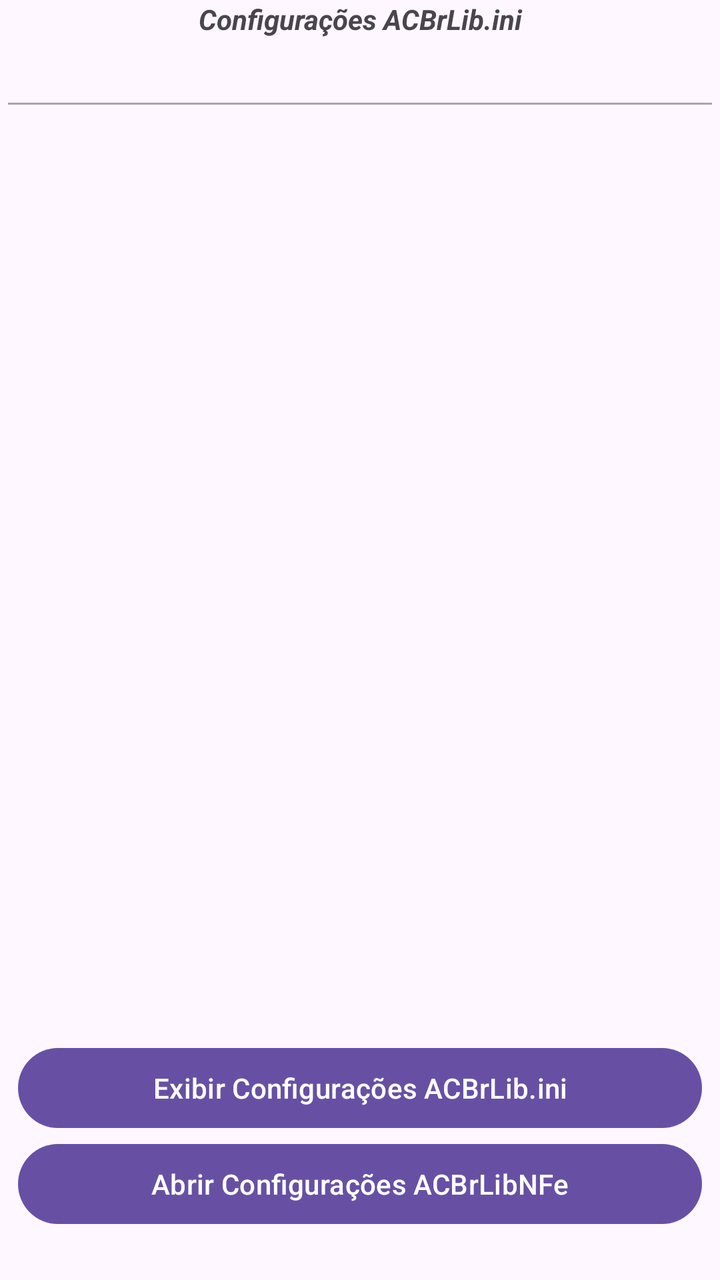
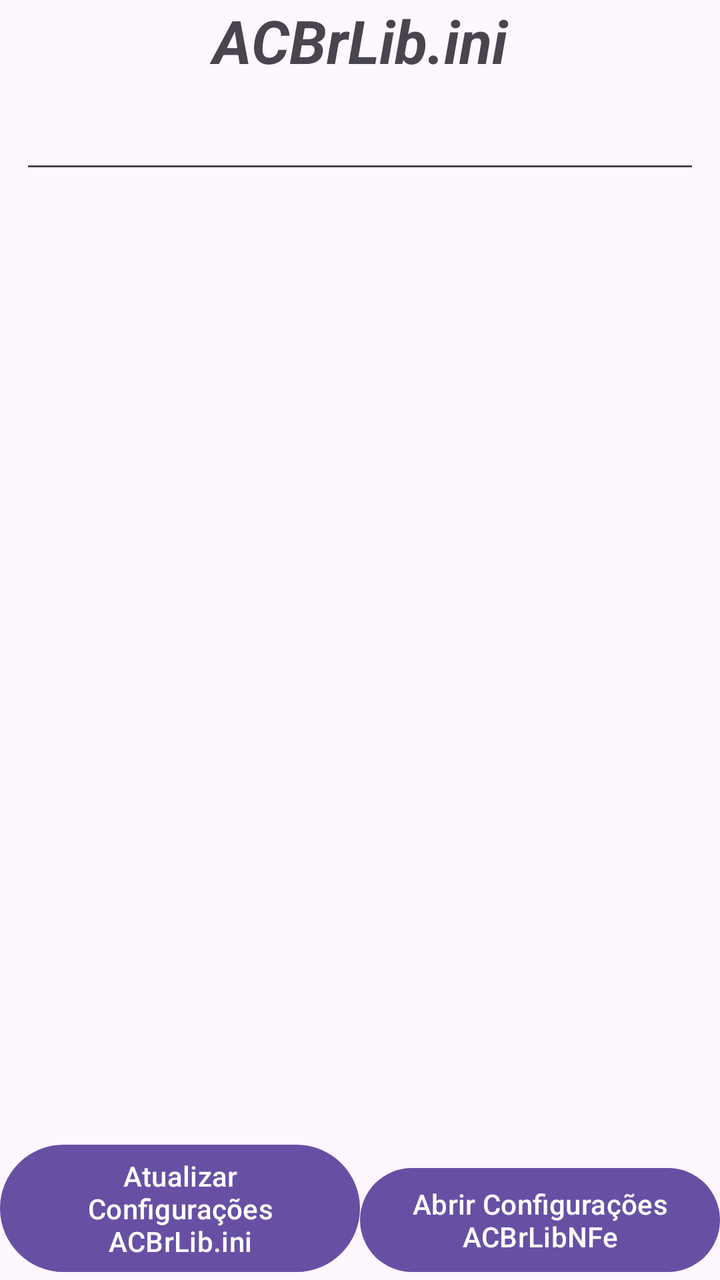

Compare the two renders of this Android layout. The source of the first and the diff that turns it into the second are given below.
<!-- AndroidManifest.xml: application theme Theme.ACBrLibNFeDemo -->
<!-- res/layout/activity_configuracoes.xml -->
<?xml version="1.0" encoding="utf-8"?>
<androidx.constraintlayout.widget.ConstraintLayout xmlns:android="http://schemas.android.com/apk/res/android"
    xmlns:app="http://schemas.android.com/apk/res-auto"
    xmlns:tools="http://schemas.android.com/tools"
    android:id="@+id/main"
    android:layout_width="match_parent"
    android:layout_height="match_parent"
    tools:context=".ConfiguracoesActivity">

    <LinearLayout
        android:layout_width="342dp"
        android:layout_height="120dp"
        android:orientation="vertical"
        app:layout_constraintBottom_toBottomOf="parent"
        app:layout_constraintEnd_toEndOf="parent"
        app:layout_constraintStart_toStartOf="parent"
        app:layout_constraintTop_toTopOf="parent"
        app:layout_constraintVertical_bias="1.0">

        <Button
            android:id="@+id/btnExportarConfig"
            android:layout_width="match_parent"
            android:layout_height="wrap_content"
            android:onClick="onClickButtonExportarConfig"
            android:text="Exibir Configurações ACBrLib.ini" />

        <Button
            android:id="@+id/btnAbrirConfigNFe"
            android:layout_width="match_parent"
            android:layout_height="wrap_content"
            android:onClick="onClickButton"
            android:text="Abrir Configurações ACBrLibNFe" />
    </LinearLayout>

    <ScrollView
        android:layout_width="match_parent"
        android:layout_height="520dp"
        app:layout_constraintBottom_toBottomOf="parent"
        app:layout_constraintEnd_toEndOf="parent"
        app:layout_constraintHorizontal_bias="0.0"
        app:layout_constraintStart_toStartOf="parent"
        app:layout_constraintTop_toTopOf="parent"
        app:layout_constraintVertical_bias="0.0">

        <LinearLayout
            android:layout_width="match_parent"
            android:layout_height="match_parent"
            android:orientation="vertical">

            <TextView
                android:id="@+id/textView11"
                android:layout_width="match_parent"
                android:layout_height="wrap_content"
                android:text="Configurações ACBrLib.ini"
                android:textAlignment="center"
                android:textStyle="bold|italic" />

            <EditText
                android:id="@+id/editExportedConfig"
                android:layout_width="match_parent"
                android:layout_height="wrap_content"
                android:ems="10"
                android:gravity="start|top"
                android:inputType="textMultiLine"
                android:focusable="false"
                android:focusableInTouchMode="false"
                android:clickable="false"
                android:enabled="false"
                android:textColor="#000000"/>

        </LinearLayout>
    </ScrollView>

</androidx.constraintlayout.widget.ConstraintLayout>
<!-- resources referenced by this layout -->
<resources>
  <style name="Theme.ACBrLibNFeDemo" parent="Base.Theme.ACBrLibNFeDemo" />
  <style name="Base.Theme.ACBrLibNFeDemo" parent="Theme.Material3.DayNight.NoActionBar">
          
          
      </style>
</resources>

<!-- the commit's change to res/layout/activity_configuracoes.xml (unified diff, before → after) -->
@@ -5,70 +5,72 @@
     android:id="@+id/main"
     android:layout_width="match_parent"
     android:layout_height="match_parent"
-    tools:context=".ConfiguracoesActivity">
+    android:layout_margin="10dp"
+    tools:context=".configuracoes.ConfiguracoesActivity">
 
-    <LinearLayout
-        android:layout_width="342dp"
-        android:layout_height="120dp"
-        android:orientation="vertical"
-        app:layout_constraintBottom_toBottomOf="parent"
+    <TextView
+        android:id="@+id/textView11"
+        android:layout_width="match_parent"
+        android:layout_height="wrap_content"
+        android:text="ACBrLib.ini"
+        android:textAlignment="center"
+        android:textSize="30dp"
+        android:textStyle="bold|italic"
         app:layout_constraintEnd_toEndOf="parent"
         app:layout_constraintStart_toStartOf="parent"
-        app:layout_constraintTop_toTopOf="parent"
-        app:layout_constraintVertical_bias="1.0">
-
-        <Button
-            android:id="@+id/btnExportarConfig"
-            android:layout_width="match_parent"
-            android:layout_height="wrap_content"
-            android:onClick="onClickButtonExportarConfig"
-            android:text="Exibir Configurações ACBrLib.ini" />
-
-        <Button
-            android:id="@+id/btnAbrirConfigNFe"
-            android:layout_width="match_parent"
-            android:layout_height="wrap_content"
-            android:onClick="onClickButton"
-            android:text="Abrir Configurações ACBrLibNFe" />
-    </LinearLayout>
+        app:layout_constraintTop_toTopOf="parent" />
 
     <ScrollView
         android:layout_width="match_parent"
-        android:layout_height="520dp"
-        app:layout_constraintBottom_toBottomOf="parent"
+        android:layout_height="0dp"
+        android:layout_margin="10dp"
+        app:layout_constraintBottom_toTopOf="@+id/btnExportarConfig"
         app:layout_constraintEnd_toEndOf="parent"
-        app:layout_constraintHorizontal_bias="0.0"
         app:layout_constraintStart_toStartOf="parent"
-        app:layout_constraintTop_toTopOf="parent"
-        app:layout_constraintVertical_bias="0.0">
+        app:layout_constraintTop_toBottomOf="@+id/textView11"
+        app:layout_constraintVertical_bias="0.571">
 
         <LinearLayout
             android:layout_width="match_parent"
             android:layout_height="match_parent"
-            android:orientation="vertical">
-
-            <TextView
-                android:id="@+id/textView11"
-                android:layout_width="match_parent"
-                android:layout_height="wrap_content"
-                android:text="Configurações ACBrLib.ini"
-                android:textAlignment="center"
-                android:textStyle="bold|italic" />
+            android:background="@android:color/transparent">
 
             <EditText
                 android:id="@+id/editExportedConfig"
                 android:layout_width="match_parent"
-                android:layout_height="wrap_content"
+                android:layout_height="match_parent"
+                android:clickable="false"
                 android:ems="10"
-                android:gravity="start|top"
-                android:inputType="textMultiLine"
                 android:focusable="false"
                 android:focusableInTouchMode="false"
-                android:clickable="false"
-                android:enabled="false"
-                android:textColor="#000000"/>
+                android:gravity="start|top"
+                android:inputType="textMultiLine" />
 
         </LinearLayout>
+
     </ScrollView>
 
+    <Button
+        android:id="@+id/btnExportarConfig"
+        android:layout_width="0dp"
+        android:layout_height="wrap_content"
+        android:minHeight="60dp"
+        android:onClick="onClickButtonExportarConfig"
+        android:text="Atualizar Configurações ACBrLib.ini"
+        app:layout_constraintBottom_toBottomOf="parent"
+        app:layout_constraintEnd_toStartOf="@+id/btnAbrirConfigNFe"
+        app:layout_constraintStart_toStartOf="parent"
+        app:layout_constraintWidth_percent="0.5" />
+
+    <Button
+        android:id="@+id/btnAbrirConfigNFe"
+        android:layout_width="0dp"
+        android:layout_height="wrap_content"
+        android:minHeight="60dp"
+        android:onClick="onClickButton"
+        android:text="Abrir Configurações ACBrLibNFe"
+        app:layout_constraintBottom_toBottomOf="parent"
+        app:layout_constraintEnd_toEndOf="parent"
+        app:layout_constraintStart_toEndOf="@+id/btnExportarConfig"
+        app:layout_constraintWidth_percent="0.5" />
 </androidx.constraintlayout.widget.ConstraintLayout>
